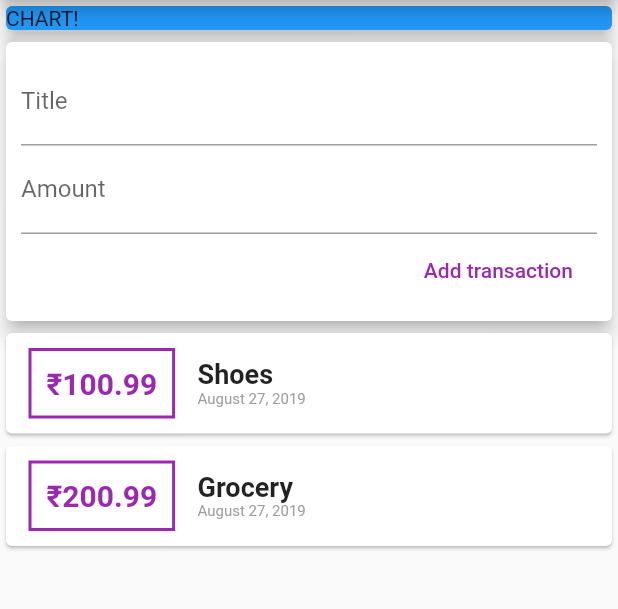
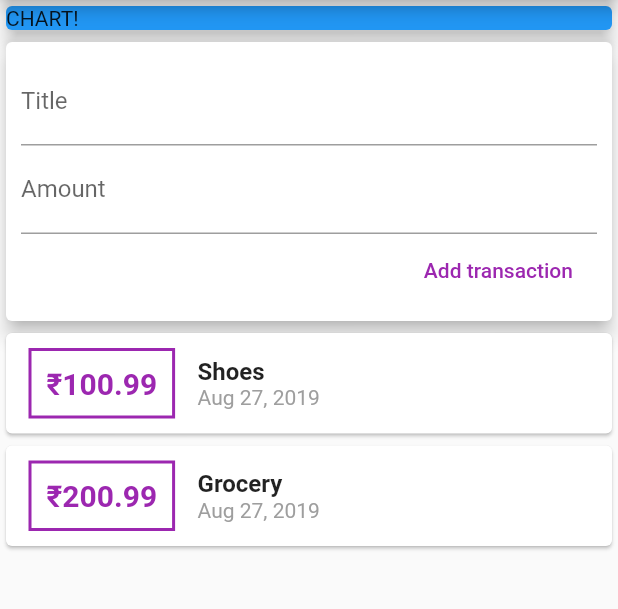
Before and after one commit to Mathanagopal97/Flutter-Applications, a Flutter app: the screen it shows after launch, after a tap on "Add transaction", on a phone screen of 412 x 824 dp, the part 84-693 px from its top. Run offline on Flutter 3.47's test engine with Material 2 defaults, Android fonts, the phone set to English and light mode, and no system bars.

```diff
--- a/expense_planner/lib/widgets/new_transactions.dart
+++ b/expense_planner/lib/widgets/new_transactions.dart
@@ -5,10 +5,22 @@ class NewTransaction extends StatelessWidget {
   final titleController = TextEditingController();
   final Function addTx;
   NewTransaction(this.addTx);
+
+  void handleSubmit() {
+    final enteredTitle = titleController.text;
+    final enteredamount = double.parse(amountController.text);
+    if (enteredTitle.isEmpty || enteredamount <= 0){
+      return;
+    }
+      addTx(
+        enteredTitle,
+        enteredamount,
+      );
+  }
+
   @override
   Widget build(BuildContext context) {
-    return
-      Card(
+    return Card(
       elevation: 5,
       child: Container(
         padding: EdgeInsets.all(10),
@@ -19,20 +31,20 @@ class NewTransaction extends StatelessWidget {
               decoration: InputDecoration(labelText: 'Title'),
               controller: titleController,
               keyboardType: TextInputType.text,
+              onSubmitted: (_) => handleSubmit(),
             ),
             TextField(
               decoration: InputDecoration(labelText: 'Amount'),
               controller: amountController,
               keyboardType: TextInputType.number,
+              onSubmitted: (_) => handleSubmit(),
             ),
             FlatButton(
               child: Text(
                 'Add transaction',
                 style: TextStyle(color: Colors.purple),
               ),
-                onPressed: () {
-                  addTx(titleController.text,amountController.text);
-                },
+              onPressed: () => handleSubmit(),
             ),
           ],
         ),
--- a/expense_planner/lib/widgets/transactions_list.dart
+++ b/expense_planner/lib/widgets/transactions_list.dart
@@ -1,17 +1,19 @@
 import 'package:flutter/material.dart';
-import '../models/transaction.dart';
 import 'package:intl/intl.dart';
 
+import '../models/transaction.dart';
+
 class TransactionList extends StatelessWidget {
-  final List<Transaction> _listOfTransactions;
-  TransactionList(this._listOfTransactions);
+  final List<Transaction> transactions;
+
+  TransactionList(this.transactions);
+
   @override
   Widget build(BuildContext context) {
     return Container(
       height: 300,
-      child: SingleChildScrollView(
-        child: Column(
-          children: _listOfTransactions.map((tx) {
+      child: ListView.builder(
+        itemBuilder: (ctx, index) {
           return Card(
             child: Row(
               children: <Widget>[
@@ -28,7 +30,7 @@ class TransactionList extends StatelessWidget {
                   ),
                   padding: EdgeInsets.all(10),
                   child: Text(
-                      '₹${tx.amount}',
+                    '₹${transactions[index].amount.toStringAsFixed(2)}',
                     style: TextStyle(
                       fontWeight: FontWeight.bold,
                       fontSize: 20,
@@ -40,26 +42,25 @@ class TransactionList extends StatelessWidget {
                   crossAxisAlignment: CrossAxisAlignment.start,
                   children: <Widget>[
                     Text(
-                        tx.title,
+                      transactions[index].title,
                       style: TextStyle(
+                        fontSize: 16,
                         fontWeight: FontWeight.bold,
-                          fontSize: 18,
                       ),
                     ),
                     Text(
-                        DateFormat.yMMMMd("en_US").format(tx.date),
+                      DateFormat.yMMMd().format(transactions[index].date),
                       style: TextStyle(
                         color: Colors.grey,
-                          fontSize: 10,
                       ),
                     ),
                   ],
-                  )
+                ),
               ],
             ),
           );
-          }).toList(),
-        ),
+        },
+        itemCount: transactions.length,
       ),
     );
   }
--- a/expense_planner/lib/widgets/user_transactions.dart
+++ b/expense_planner/lib/widgets/user_transactions.dart
@@ -24,10 +24,10 @@ class _UserTransactionsState extends State<UserTransactions> {
       date: DateTime.now(),
     ),
   ];
-  void _addNewTransaction(String txtitle, String txamount) {
+  void _addNewTransaction(String txtitle, double txamount) {
     var tx = Transaction(
       title: txtitle,
-      amount: double.parse(txamount),
+      amount: txamount,
       date: DateTime.now(),
       id: DateTime.now().toIso8601String(),
     );
```
Lines whose indentation alone changed are shown as unchanged.
